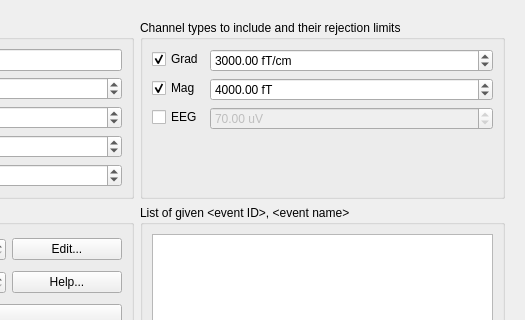
The window that designer_ui_files/createEpochsFromEventsDialogUi.ui (cibr-jyu/meggie) describes before a commit, drawn with Qt 5; both pictures show x 252 to 777 and y 0 to 320 of the 777 by 783 pixel window.
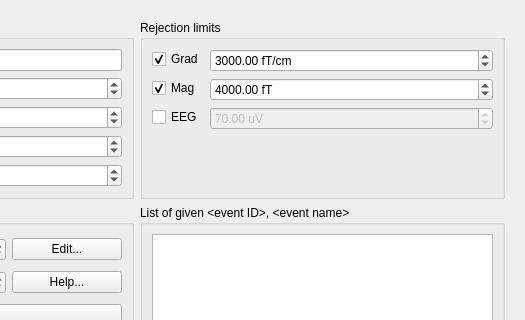
The same window after the commit.

Patch:
```diff
--- a/designer_ui_files/createEpochsFromEventsDialogUi.ui
+++ b/designer_ui_files/createEpochsFromEventsDialogUi.ui
@@ -118,7 +118,7 @@
        <item row="0" column="1">
         <widget class="QGroupBox" name="groupBoxRejection">
          <property name="title">
-          <string>Channel types to include and their rejection limits</string>
+          <string>Rejection limits</string>
          </property>
          <layout class="QFormLayout" name="formLayout_2">
           <item row="0" column="0">
```
Left out of the diff: 22 changed lines with no effect on the pictures.
